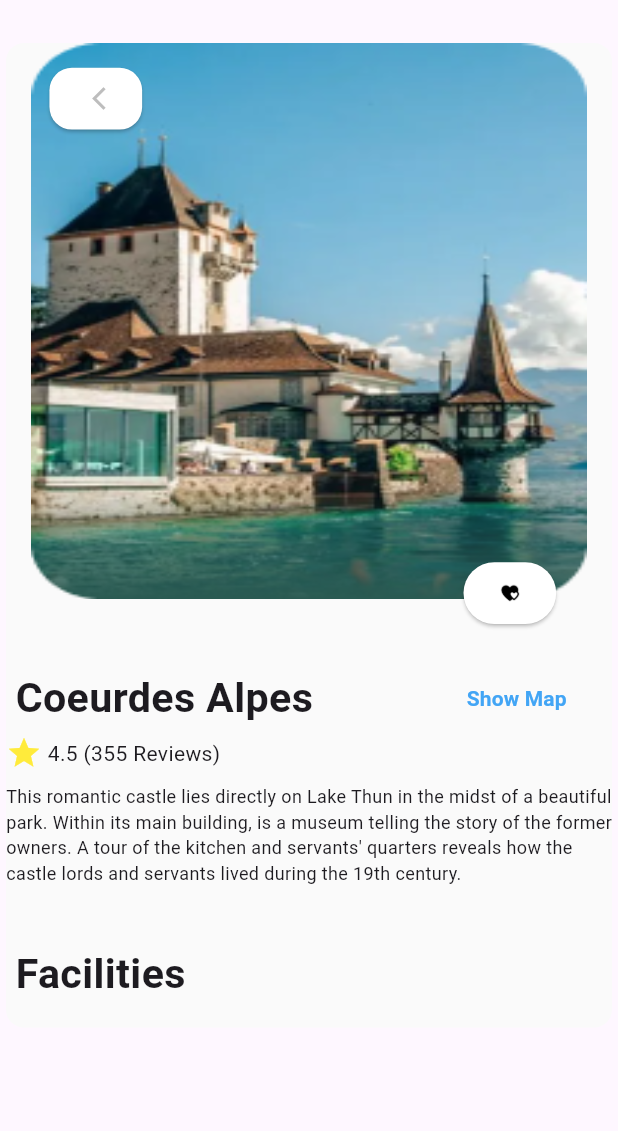
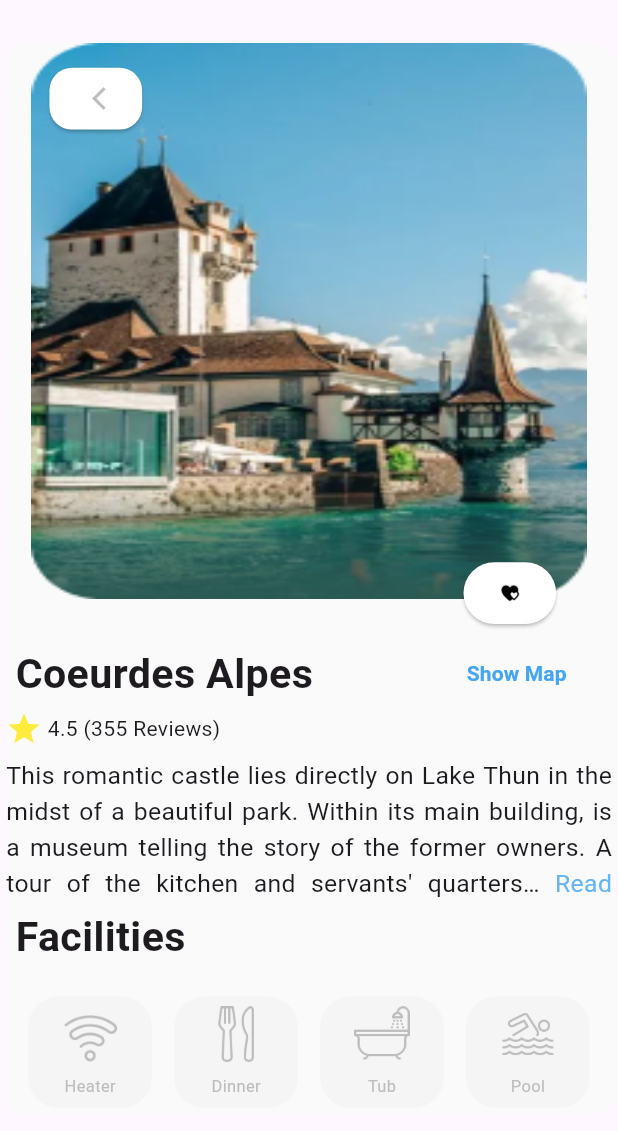
Before and after one commit to Basil-Abushihab/Aspen-project, a Flutter app: the LocationDetails screen opened directly, on a phone screen of 412 x 824 dp. Shown: the top 1131 px of the screen. Run offline on Flutter 3.47's test engine with Material 3 defaults, Android fonts, the phone set to English and light mode, and no system bars; drawn by our look-alikes of auto_size_text, readmore; our stand-ins replace persistent_bottom_nav_bar, sizer.

Commit message:
Added facilities tab and adjusted the screen by editing other widgets

```diff
--- a/lib/location-details.dart
+++ b/lib/location-details.dart
@@ -1,4 +1,5 @@
 import 'package:flutter/material.dart';
+import 'package:readmore/readmore.dart';
 import 'package:sizer/sizer.dart';
 import 'package:auto_size_text/auto_size_text.dart';
 
@@ -75,7 +76,7 @@ class _LocationDetailsState extends State<LocationDetails> {
             ],
           ),
           SizedBox(
-            height: 5.h,
+            height: 3.h,
           ),
           Container(
               height: 6.h,
@@ -114,24 +115,64 @@ class _LocationDetailsState extends State<LocationDetails> {
             height: 1.h,
           ),
           Container(
-              height: 10.h,
-              child: AutoSizeText(
-                  minFontSize: 12,
-                  maxFontSize: 20.sp,
-                  "This romantic castle lies directly on Lake Thun in the midst of a beautiful park. Within its main building, is a museum telling the story of the former owners. A tour of the kitchen and servants' quarters reveals how the castle lords and servants lived during the 19th century.")),
-          SizedBox(
-            height: 3.h,
-          ),
+              height: 12.h,
+              child: SingleChildScrollView(physics: BouncingScrollPhysics(),
+                  scrollDirection: Axis.vertical,
+                  child: ReadMoreText(
+                    "This romantic castle lies directly on Lake Thun in the midst of a beautiful park. Within its main building, is a museum telling the story of the former owners. A tour of the kitchen and servants' quarters reveals how the castle lords and servants lived during the 19th century.",
+                    textAlign: TextAlign.justify,
+                    trimMode: TrimMode.Line,
+                    trimCollapsedText: " Read More ",
+                    trimExpandedText: " Read Less ",
+                    lessStyle: TextStyle(color: Colors.blue.shade300),
+                    moreStyle: TextStyle(color: Colors.blue.shade300),
+                    style: TextStyle(fontSize: 12.sp),
+                    trimLines: 4,
+                  ))),
           Container(
               width: 95.w,
               child: Text(
                 "Facilities",
                 style: TextStyle(fontWeight: FontWeight.bold, fontSize: 20.sp),
               )),
-          SizedBox(height: 2.h,),
-
+          SizedBox(
+            height: 2.h,
+          ),
+          Container(
+              height: 10.h,
+              child: Row(
+                mainAxisAlignment: MainAxisAlignment.spaceEvenly,
+                children: [
+                  _getFacilities("assets/Heater.png", "Heater"),
+                  _getFacilities("assets/Cutlery.png", "Dinner"),
+                  _getFacilities("assets/Tub.png", "Tub"),
+                  _getFacilities("assets/Pool.png", "Pool"),
+                ],
+              ))
         ],
       ),
     );
   }
 }
+
+Widget _getFacilities(String src, String Name) {
+  return Container(
+    decoration: BoxDecoration(
+        borderRadius: BorderRadius.circular(20), color: Colors.grey.shade100),
+    width: 20.w,
+    height: 9.h,
+    child: Column(
+      mainAxisAlignment: MainAxisAlignment.center,
+      children: [
+        Image.asset(src, width: 9.w, color: Colors.grey.shade400),
+        SizedBox(
+          height: 1.h,
+        ),
+        Text(
+          Name,
+          style: TextStyle(color: Colors.grey.shade400, fontSize: 8.sp),
+        )
+      ],
+    ),
+  );
+}
--- a/lib/main.dart
+++ b/lib/main.dart
@@ -35,7 +35,7 @@ class _PagesContainerState extends State<PagesContainer> {
       return MaterialApp(
           title: "Aspen",
           debugShowCheckedModeBanner: false,
-          home: splashScreen());
+          home: LocationDetails());
     });
   }
 
--- a/pubspec.yaml
+++ b/pubspec.yaml
@@ -33,6 +33,7 @@ dependencies:
   sizer: ^2.0.15
   persistent_bottom_nav_bar: ^5.0.2
   auto_size_text:
+  readmore:
 
 
   # The following adds the Cupertino Icons font to your application.
```
Also changed, not shown: assets/Cutlery.png (added), assets/Heater.png (added), assets/Pool.png (added), assets/Tub.png (added).
